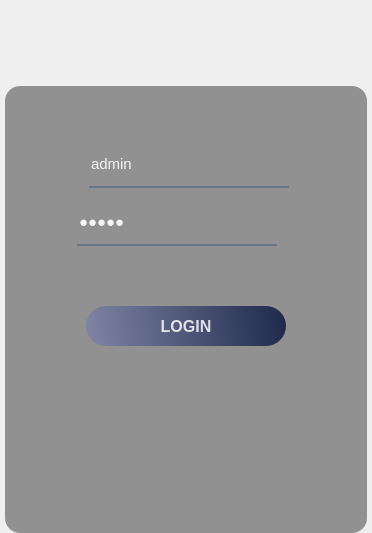
Qt form UIFiles/login_UI.ui (DORSA-co/MSC_Conveyor) before a commit.
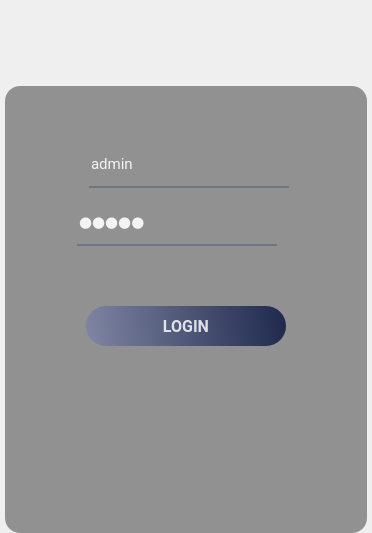
The same form after that commit. Icons and pictures are not drawn.

```diff
--- a/UIFiles/login_UI.ui
+++ b/UIFiles/login_UI.ui
@@ -32,7 +32,13 @@
    <item>
     <widget class="QWidget" name="StyleSheet" native="true">
      <property name="styleSheet">
-      <string notr="true">QLineEdit{
+      <string notr="true">*{
+	font: auto &quot;Roboto&quot;;
+}
+
+/************************************************************/
+
+QLineEdit{
 	background-color: rgba(0, 0, 0, 0);
 	border: None;
 	border-bottom: 2px solid rgba(105, 118, 132, 255);
@@ -93,6 +99,7 @@
 	background-color: qlineargradient(spread:pad, x1:0, y1:0.505682, x2:1, y2:0.477, stop:0 rgb(126, 132, 162), stop:1 rgb(31, 42, 77));
 	color: rgba(255, 255, 255, 210);
 	border-radius: 20px;
+	font-weight: bold;
 }
 
 #login_btn:hover{
@@ -329,7 +336,11 @@
                              </property>
                              <property name="font">
                               <font>
+                               <family>Roboto</family>
                                <pointsize>11</pointsize>
+                               <weight>50</weight>
+                               <italic>false</italic>
+                               <bold>false</bold>
                               </font>
                              </property>
                              <property name="styleSheet">
@@ -426,7 +437,11 @@
                              </property>
                              <property name="font">
                               <font>
+                               <family>Roboto</family>
                                <pointsize>11</pointsize>
+                               <weight>50</weight>
+                               <italic>false</italic>
+                               <bold>false</bold>
                               </font>
                              </property>
                              <property name="styleSheet">
@@ -519,8 +534,10 @@
                      </property>
                      <property name="font">
                       <font>
+                       <family>Roboto</family>
                        <pointsize>12</pointsize>
                        <weight>75</weight>
+                       <italic>false</italic>
                        <bold>true</bold>
                       </font>
                      </property>
```
